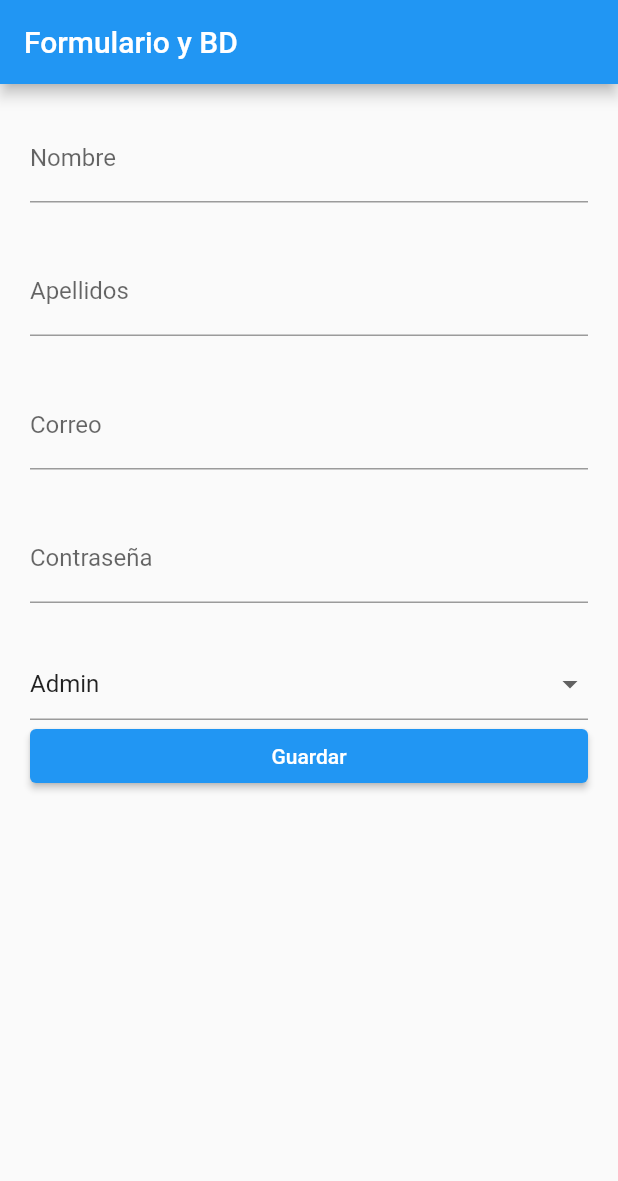
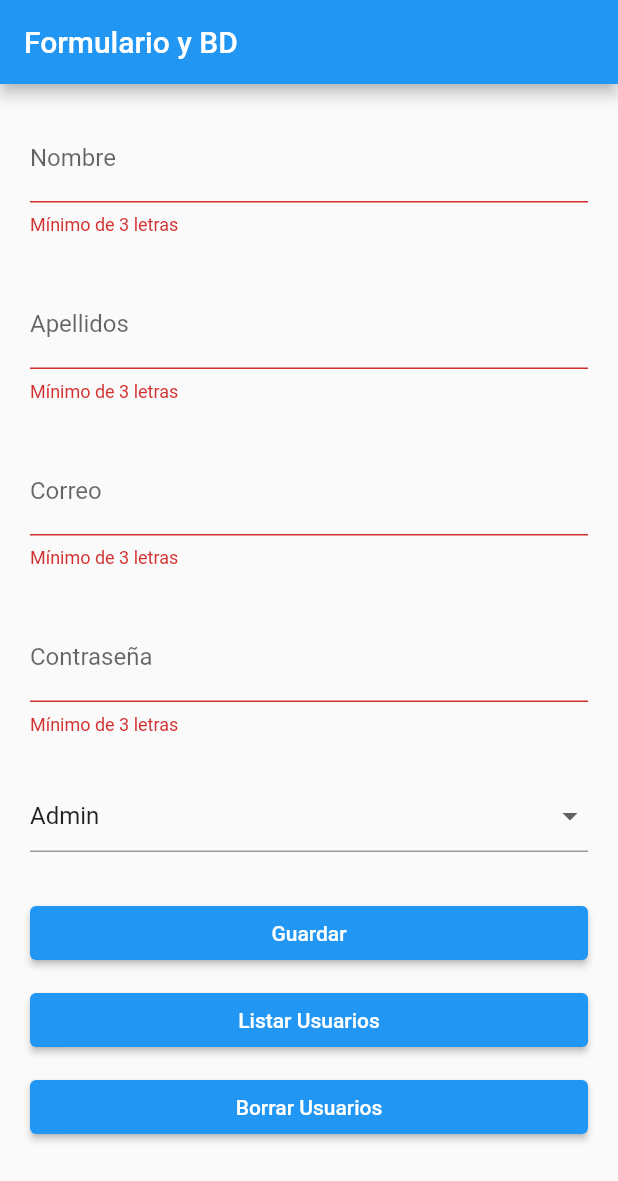
Before and after one commit to asanchezzdam1/22-23_PMDM_Flutter, a Flutter app: the screen it shows after launch, after a tap on "Guardar", on a phone screen of 412 x 824 dp. Shown: the top 1181 px of the screen. Run offline on Flutter 3.47's test engine with Material 2 defaults, Android fonts, the phone set to English and light mode, and no system bars; our stand-ins replace sqflite; accounts and stored records are empty.

Commit message:
Solución al reto de guardar los datos del formulario. También se incluyen dos botones para listar los usuarios (en consola) y borrar los existentes.

```diff
--- a/eco_sharing/lib/Screens/10_form_db_screen.dart
+++ b/eco_sharing/lib/Screens/10_form_db_screen.dart
@@ -1,3 +1,5 @@
+import 'package:eco_sharing/Models/user_model.dart';
+import 'package:eco_sharing/Providers/db_provider.dart';
 import 'package:eco_sharing/Widgets/custom_input_field.dart';
 import 'package:flutter/material.dart';
 
@@ -13,7 +15,7 @@
       'apellidos': '',
       'email': '',
       'contrasena': '',
-      'rol': ''
+      'tipo': ''
     };
 
     return Scaffold(
@@ -66,24 +68,54 @@
                             child: Text('Jr. Developer')),
                       ],
                       onChanged: (value) {
-                        datosForm['rol'] = value ?? 'Admin';
+                        datosForm['tipo'] = value ?? 'Admin';
                       }),
+                  const SizedBox(height: 30),
                   ElevatedButton(
                     child: const SizedBox(
                         width: double.infinity,
                         child: Center(child: Text('Guardar'))),
                     onPressed: () {
-                      FocusScope.of(context).requestFocus(FocusNode());
-
                       if (!formKey.currentState!.validate()) {
                         print('Formulario no válido');
                         return;
                       }
 
                       //* imprimir valores del formulario
-                      print(datosForm);
+                      //* print(datosForm);
+
+                      //* Guardar datos en BD
+                      //* 1º Crear el objeto usuario siguiendo nuestro modelo
+                      UserModel user = UserModel(
+                          nombre: datosForm['nombre']!,
+                          apellidos: datosForm['apellidos']!,
+                          email: datosForm['email']!,
+                          contrasena: datosForm['contrasena']!,
+                          tipo: datosForm['tipo']!);
+
+                      //* 2º Añadir el usuario a la BBDD (INSERT)
+                      DBProvider.db.nuevoUser(user);
                     },
-                  )
+                  ),
+                  const SizedBox(height: 10),
+                  ElevatedButton(
+                    child: const SizedBox(
+                        width: double.infinity,
+                        child: Center(child: Text('Listar Usuarios'))),
+                    onPressed: () {
+                      //* Mostrar usuarios de la BD
+                      DBProvider.db.getTodosLosUsers();
+                    },
+                  ),
+                  const SizedBox(height: 10),
+                  ElevatedButton(
+                      child: const SizedBox(
+                          width: double.infinity,
+                          child: Center(child: Text('Borrar Usuarios'))),
+                      onPressed: () {
+                        //* Borrar todos los usuarios de la BBDD
+                        DBProvider.db.deleteAllUsers();
+                      })
                 ],
               ),
             ),
```
Also changed, not shown: eco_sharing/lib/Models/user_model.dart (+7 -0 lines), eco_sharing/lib/Providers/db_provider.dart (+17 -4 lines).
